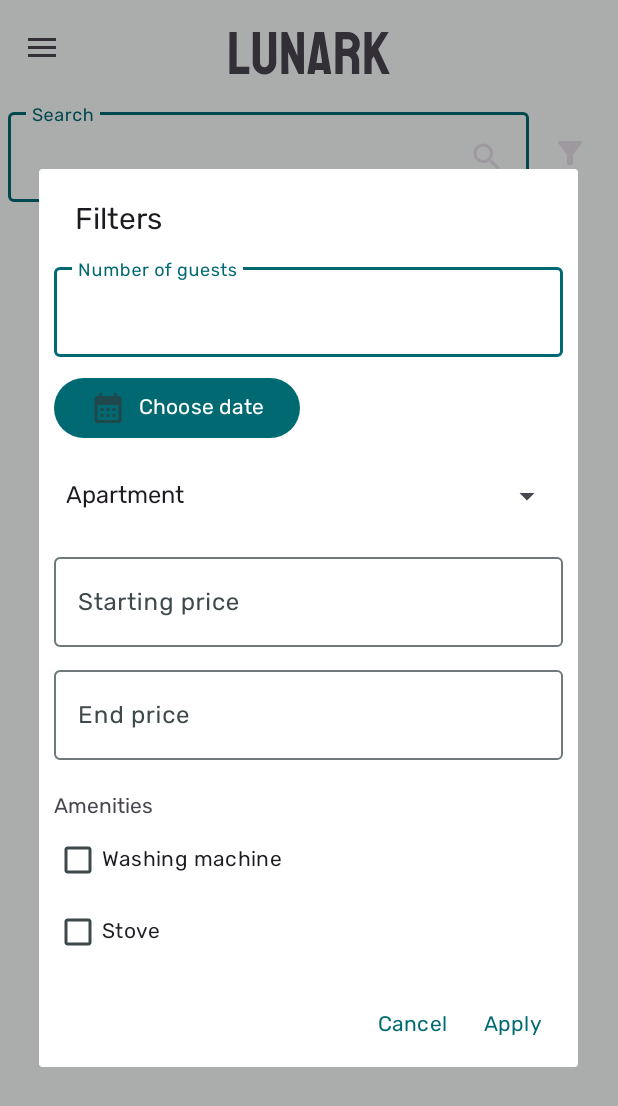
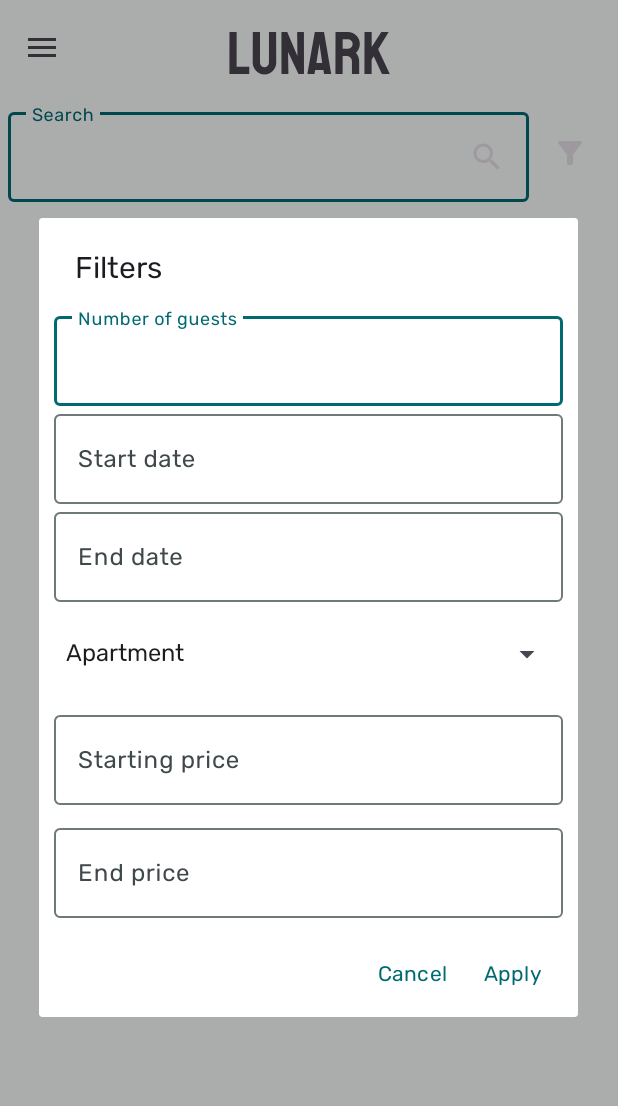
Before and after one commit to tinylunark/lunark-android, an Android app: the PropertiesFragment screen opened directly, with no data from a screen before it, after a tap on "Filter", on a phone screen of 412 x 824 dp. Shown: the top 1106 px of the screen. Run offline under Robolectric (Android 15) with nearby library versions, the phone set to English and light mode, and no system bars; our stand-ins replace Dagger/Hilt's generated code, RxJava, data binding, navigation-ui; libraries missing offline, so code that uses them is left out: io.reactivex.internal; pictures from the network do not load; 5 statements that could not run were skipped.

Commit message:
feat: add two way binding to properties screen

```diff
--- a/app/src/main/java/com/example/lunark/fragments/FiltersDialogFragment.java
+++ b/app/src/main/java/com/example/lunark/fragments/FiltersDialogFragment.java
@@ -2,37 +2,51 @@ package com.example.lunark.fragments;
 
 import android.app.Dialog;
 import android.os.Bundle;
-import android.util.Log;
 import android.view.LayoutInflater;
 import android.view.View;
-import android.view.ViewGroup;
 import android.widget.ArrayAdapter;
 import android.widget.Spinner;
 
 import androidx.annotation.NonNull;
 import androidx.annotation.Nullable;
 import androidx.appcompat.app.AlertDialog;
+import androidx.core.util.Pair;
 import androidx.fragment.app.DialogFragment;
+import androidx.lifecycle.ViewModelProvider;
 
 import com.example.lunark.R;
 import com.example.lunark.databinding.FragmentFiltersDialogBinding;
+import com.example.lunark.viewmodels.PropertiesViewModel;
 import com.google.android.material.datepicker.MaterialDatePicker;
+import com.google.android.material.datepicker.MaterialPickerOnPositiveButtonClickListener;
 
-public class FiltersDialogFragment extends DialogFragment implements View.OnClickListener {
+import java.time.LocalDate;
+
+public class FiltersDialogFragment extends DialogFragment {
     public static String TAG = "FiltersDialog";
+    public PropertiesViewModel mViewModel;
+    private FragmentFiltersDialogBinding mBinding;
+
+    @Override
+    public void onCreate(@Nullable Bundle savedInstanceState) {
+        super.onCreate(savedInstanceState);
+
+        mViewModel = new ViewModelProvider(requireParentFragment(), ViewModelProvider.Factory.from(PropertiesViewModel.initializer)).get(PropertiesViewModel.class);
+    }
 
     @NonNull
     @Override
     public Dialog onCreateDialog(@Nullable Bundle savedInstanceState) {
-        LayoutInflater inflater = getActivity().getLayoutInflater();
-        View view = inflater.inflate(R.layout.fragment_filters_dialog, null);
-
-        view.findViewById(R.id.datePicker).setOnClickListener(this);
+        mBinding = FragmentFiltersDialogBinding.inflate(LayoutInflater.from(getContext()));
+        View view = mBinding.getRoot();
+        mBinding.setViewModel(mViewModel);
 
         AlertDialog.Builder builder = new AlertDialog.Builder(requireContext())
                 .setTitle(R.string.filters)
-                .setPositiveButton(R.string.apply, (dialog, which) -> {})
-                .setNegativeButton(R.string.cancel, (dialog, which) -> {});
+                .setPositiveButton(R.string.apply, (dialog, which) -> {
+                })
+                .setNegativeButton(R.string.cancel, (dialog, which) -> {
+                });
 
         // Property type spinner
         Spinner typeSpinner = (Spinner) view.findViewById(R.id.spType);
@@ -48,14 +62,4 @@ public class FiltersDialogFragment extends DialogFragment implements View.OnClic
 
         return builder.create();
     }
-
-    @Override
-    public void onClick(View v) {
-        if (v.getId() == R.id.datePicker) {
-            MaterialDatePicker.Builder.dateRangePicker()
-                    .setTitleText(R.string.choose_date)
-                    .build()
-                    .show(getChildFragmentManager(), "DATE_RANGE_PICKER");
-        }
-    }
 }
--- a/app/src/main/java/com/example/lunark/fragments/PropertiesFragment.java
+++ b/app/src/main/java/com/example/lunark/fragments/PropertiesFragment.java
@@ -29,18 +29,21 @@ public class PropertiesFragment extends Fragment {
     private PropertiesViewModel propertiesViewModel;
     private PropertyListAdapter adapter;
     private RecyclerView recyclerView;
+    private FiltersDialogFragment mFiltersDialogFragment;
 
     @Override
     public void onCreate(@Nullable Bundle savedInstanceState) {
         super.onCreate(savedInstanceState);
 
         propertiesViewModel = new ViewModelProvider(this, ViewModelProvider.Factory.from(PropertiesViewModel.initializer)).get(PropertiesViewModel.class);
+        mFiltersDialogFragment = new FiltersDialogFragment();
     }
 
     @Nullable
     @Override
     public View onCreateView(@NonNull LayoutInflater inflater, @Nullable ViewGroup container, @Nullable Bundle savedInstanceState) {
         binding = FragmentPropertiesBinding.inflate(inflater, container, false);
+        binding.setViewModel(propertiesViewModel);
         View view = binding.getRoot();
         return view;
     }
@@ -50,7 +53,7 @@ public class PropertiesFragment extends Fragment {
         super.onViewCreated(view, savedInstanceState);
 
         binding.filterButton.setOnClickListener(v -> {
-                    new FiltersDialogFragment().show(
+                    mFiltersDialogFragment.show(
                             getChildFragmentManager(), FiltersDialogFragment.TAG
                     );
                 }
--- a/app/src/main/java/com/example/lunark/viewmodels/PropertiesViewModel.java
+++ b/app/src/main/java/com/example/lunark/viewmodels/PropertiesViewModel.java
@@ -5,6 +5,7 @@ import android.app.Application;
 import androidx.annotation.NonNull;
 import androidx.lifecycle.AndroidViewModel;
 import androidx.lifecycle.LiveData;
+import androidx.lifecycle.MutableLiveData;
 import androidx.lifecycle.viewmodel.ViewModelInitializer;
 
 import com.example.lunark.LunarkApplication;
@@ -18,6 +19,7 @@ import static androidx.lifecycle.ViewModelProvider.AndroidViewModelFactory.APPLI
 
 public class PropertiesViewModel extends AndroidViewModel {
     private final PropertyRepository mPropertyRepository;
+    private MutableLiveData<PropertySearchState> state = new MutableLiveData<>();
     private final LiveData<List<Property>> mProperties;
 
     public PropertiesViewModel(@NonNull Application application, PropertyRepository propertyRepository) {
@@ -25,6 +27,7 @@ public class PropertiesViewModel extends AndroidViewModel {
 
         this.mPropertyRepository = propertyRepository;
         this.mProperties = propertyRepository.getProperties(new HashMap<>());
+        state.setValue(new PropertySearchState());
     }
 
     public LiveData<List<Property>> getProperties() {
@@ -40,4 +43,12 @@ public class PropertiesViewModel extends AndroidViewModel {
                 return new PropertiesViewModel(application, application.getPropertyRepository());
             }
     );
+
+    public MutableLiveData<PropertySearchState> getState() {
+        return state;
+    }
+
+    public void setState(PropertySearchState value) {
+        this.state.setValue(value);
+    }
 }
--- a/app/src/main/res/layout/fragment_filters_dialog.xml
+++ b/app/src/main/res/layout/fragment_filters_dialog.xml
@@ -1,4 +1,13 @@
 <?xml version="1.0" encoding="utf-8"?>
+<layout>
+    <data>
+        <variable
+            name="viewModel"
+            type="com.example.lunark.viewmodels.PropertiesViewModel" />
+        <import type="com.example.lunark.util.IntegerToStringConverter" />
+        <import type="com.example.lunark.util.DoubleToStringConverter" />
+        <import type="com.example.lunark.util.LocalDateToStringConverter" />
+    </data>
     <LinearLayout
         android:orientation="vertical"
         xmlns:android="http://schemas.android.com/apk/res/android"
@@ -17,23 +26,41 @@
                 android:id="@+id/etGuestNum"
                 android:layout_width="match_parent"
                 android:layout_height="match_parent"
-            android:inputType="number" />
+                android:inputType="number"
+                android:text="@={IntegerToStringConverter.integerToString(viewModel.state.guestNumber)}"/>
 
         </com.google.android.material.textfield.TextInputLayout>
 
-    <Button
-        android:id="@+id/datePicker"
-        android:layout_width="wrap_content"
+        <com.google.android.material.textfield.TextInputLayout
+            android:layout_width="match_parent"
             android:layout_height="wrap_content"
-        android:text="@string/choose_date"
-        android:layout_marginTop="10dp"
-        android:drawableLeft="@drawable/ic_calendar" />
+            android:hint="@string/start_date">
+            <com.google.android.material.textfield.TextInputEditText
+                android:id="@+id/etStartDate"
+                android:layout_width="match_parent"
+                android:layout_height="match_parent"
+                android:inputType="date"
+                android:text="@={LocalDateToStringConverter.localDateToString(viewModel.state.startDate)}"/>
+        </com.google.android.material.textfield.TextInputLayout>
+
+        <com.google.android.material.textfield.TextInputLayout
+            android:layout_width="match_parent"
+            android:layout_height="wrap_content"
+            android:hint="@string/end_date">
+            <com.google.android.material.textfield.TextInputEditText
+                android:id="@+id/etEndDate"
+                android:layout_width="match_parent"
+                android:layout_height="match_parent"
+                android:inputType="date"
+                android:text="@={LocalDateToStringConverter.localDateToString(viewModel.state.endDate)}"/>
+        </com.google.android.material.textfield.TextInputLayout>
 
         <Spinner
             android:id="@+id/spType"
             android:layout_width="match_parent"
             android:layout_height="50dp"
-        android:layout_marginTop="10dp" />
+            android:layout_marginTop="10dp"
+            android:selectedItemPosition="@={viewModel.state.type}"/>
 
         <com.google.android.material.textfield.TextInputLayout
             android:layout_width="match_parent"
@@ -45,7 +72,8 @@
                 android:id="@+id/etStartPrice"
                 android:layout_width="match_parent"
                 android:layout_height="match_parent"
-            android:inputType="numberDecimal" />
+                android:inputType="numberDecimal"
+                android:text="@={DoubleToStringConverter.doubleToString(viewModel.state.minPrice)}"/>
 
         </com.google.android.material.textfield.TextInputLayout>
 
@@ -59,24 +87,10 @@
                 android:id="@+id/etEndPrice"
                 android:layout_width="match_parent"
                 android:layout_height="match_parent"
-            android:inputType="numberDecimal" />
+                android:inputType="numberDecimal"
+                android:text="@={DoubleToStringConverter.doubleToString(viewModel.state.maxPrice)}"/>
 
         </com.google.android.material.textfield.TextInputLayout>
 
-    <TextView
-        android:layout_width="wrap_content"
-        android:layout_height="wrap_content"
-        android:text="@string/amenities"
-        android:layout_marginTop="20dp" />
-
-    <CheckBox
-        android:layout_width="wrap_content"
-        android:layout_height="wrap_content"
-        android:text="@string/washing_machine" />
-
-    <CheckBox
-        android:layout_width="wrap_content"
-        android:layout_height="wrap_content"
-        android:text="@string/stove" />
-
     </LinearLayout>
+</layout>
--- a/app/src/main/res/layout/fragment_properties.xml
+++ b/app/src/main/res/layout/fragment_properties.xml
@@ -1,4 +1,10 @@
 <?xml version="1.0" encoding="utf-8"?>
+<layout>
+    <data>
+        <variable
+            name="viewModel"
+            type="com.example.lunark.viewmodels.PropertiesViewModel" />
+    </data>
     <androidx.constraintlayout.widget.ConstraintLayout xmlns:android="http://schemas.android.com/apk/res/android"
         xmlns:tools="http://schemas.android.com/tools"
         xmlns:app="http://schemas.android.com/apk/res-auto"
@@ -29,7 +35,8 @@
                     android:layout_height="wrap_content"
                     android:drawableEnd="@drawable/ic_search"
                     android:overScrollMode="never"
-                android:hint="@string/search" />
+                    android:hint="@string/search"
+                    android:text="@={viewModel.state.location}"/>
             </com.google.android.material.textfield.TextInputLayout>
 
             <ImageButton
@@ -52,3 +59,4 @@
             android:layout_margin="5dp" />
 
     </androidx.constraintlayout.widget.ConstraintLayout>
+</layout>
```
Also changed, not shown: app/src/main/java/com/example/lunark/util/DoubleToStringConverter.java (added, +22 -0 lines), app/src/main/java/com/example/lunark/util/IntegerToStringConverter.java (added, +22 -0 lines), app/src/main/java/com/example/lunark/util/LocalDateToStringConverter.java (added, +32 -0 lines), app/src/main/java/com/example/lunark/viewmodels/PropertySearchState.java (added, +69 -0 lines). Lines whose indentation alone changed are shown as unchanged.
